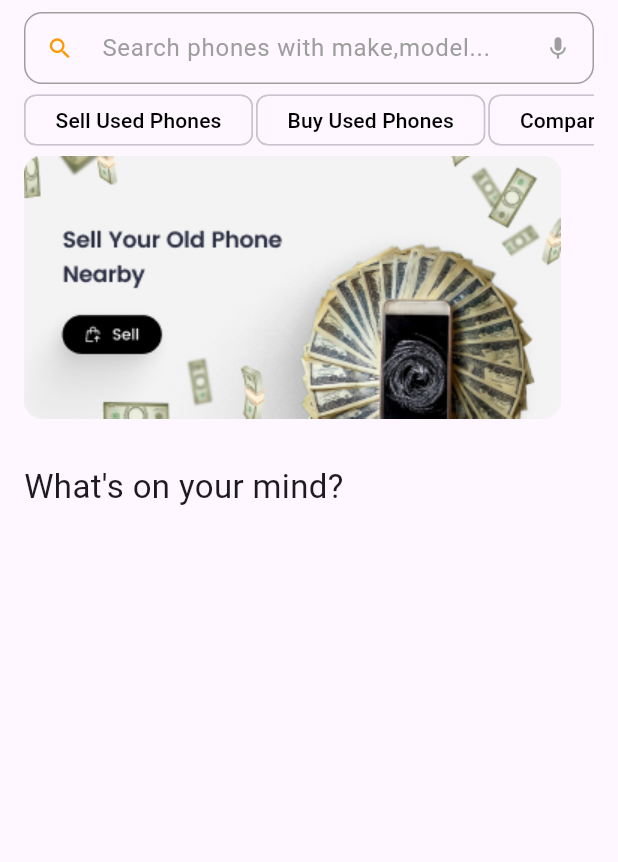
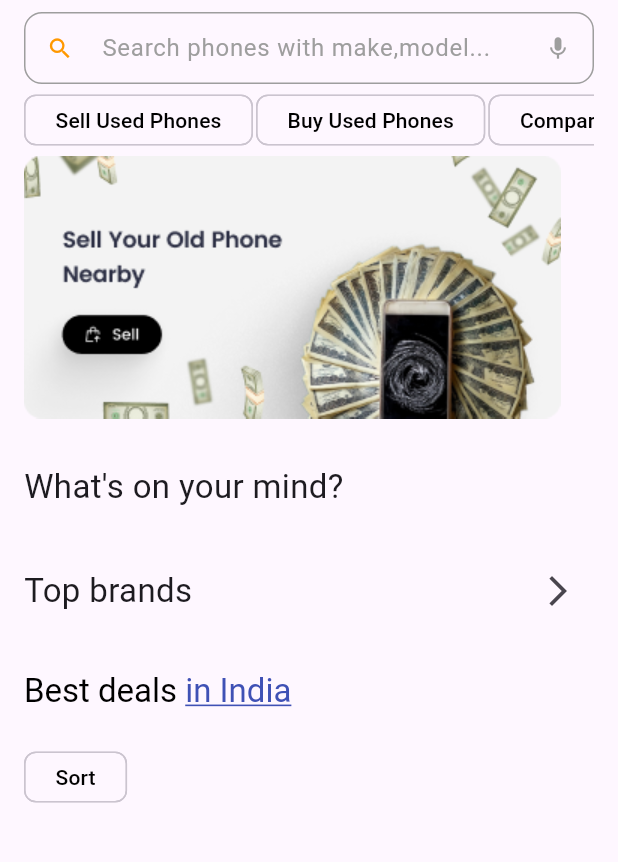
Before and after one commit to khushbooagarwal75/Assignment_OruPhone, a Flutter app: the screen it shows after launch, on a phone screen of 412 x 824 dp, the part 72-934 px from its top. Run offline on Flutter 3.47's test engine with Material 3 defaults, Android fonts, the phone set to English and light mode, and no system bars; our stand-ins replace lottie.

Commit message:
initial commit

```diff
--- a/lib/authentication_screen/home_screen.dart
+++ b/lib/authentication_screen/home_screen.dart
@@ -90,6 +90,67 @@ class HomeScreen extends StatelessWidget {
 
               ],
             ),
+            SizedBox(height: 10,),
+            Column(
+              crossAxisAlignment: CrossAxisAlignment.start,
+              children: [
+                Row(
+                  children: [
+                    Text("Top brands",
+                      style: TextStyle(
+                          fontSize: 22
+                      ),),
+                    Spacer(),
+                    IconButton(
+                        onPressed: () {
+
+                        }, icon: Icon(Icons.arrow_forward_ios))
+                  ],
+                ),
+                SizedBox(height: 20,),
+
+              ],
+            ),
+            SizedBox(height: 10,),
+            Column(
+              crossAxisAlignment: CrossAxisAlignment.start,
+              children: [
+                RichText(
+                  text: const TextSpan(
+                    style: TextStyle(color: Colors.black),
+                    children: [
+                      TextSpan(text: 'Best deals ',
+                        style: TextStyle(
+                          fontSize: 22,
+                        ),),
+                      TextSpan(
+                        text: 'in India',
+                        style: TextStyle(
+                          color: Colors.indigo,
+                          fontSize: 22,
+                          decoration: TextDecoration.underline,
+                        ),
+                      ),
+                    ],
+                  ),
+                ),
+                SizedBox(height: 20,),
+                Row(
+                  children: [
+                    Chip(
+
+                      label: Text(
+                        "Sort",
+                        style: TextStyle(color: Colors.black), // Customize text color
+                      ),
+                      // Light grey background
+                      padding: EdgeInsets.symmetric(horizontal: 12, vertical: 4), // Padding
+                    ),
+                  ],
+                ),
+
+              ],
+            ),
           ],
         ),
       ),
```
